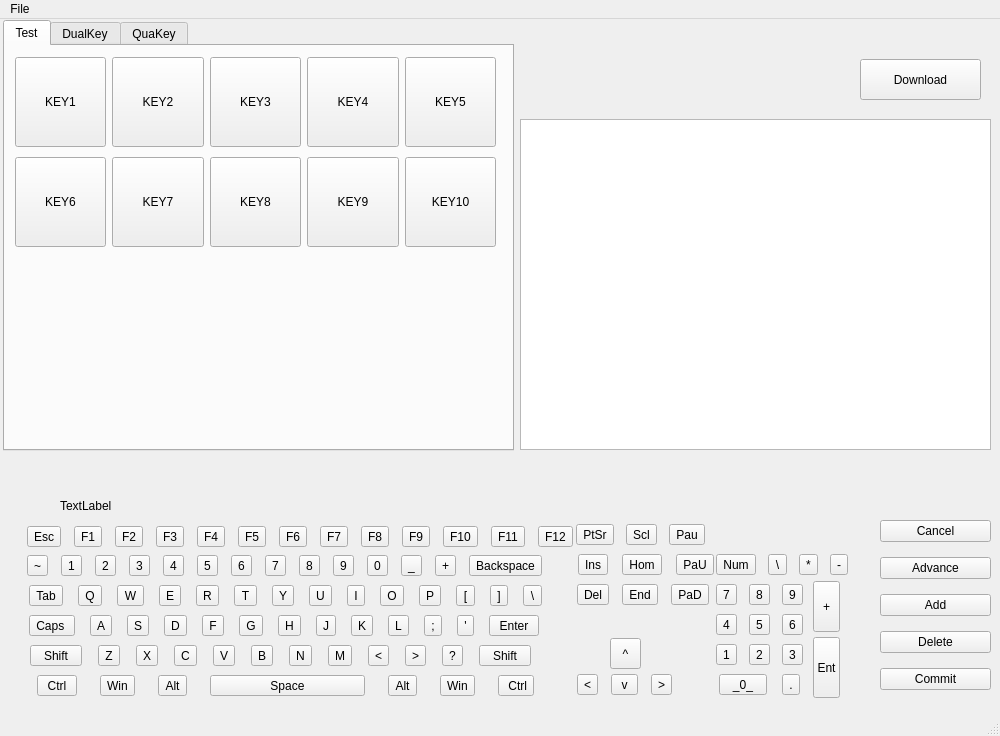
The window that KeyBoardSetter/KeyboardSetter/mainwindow.ui (TabbycatPie/CustomKeyboard) describes before a commit, drawn with Qt 5.
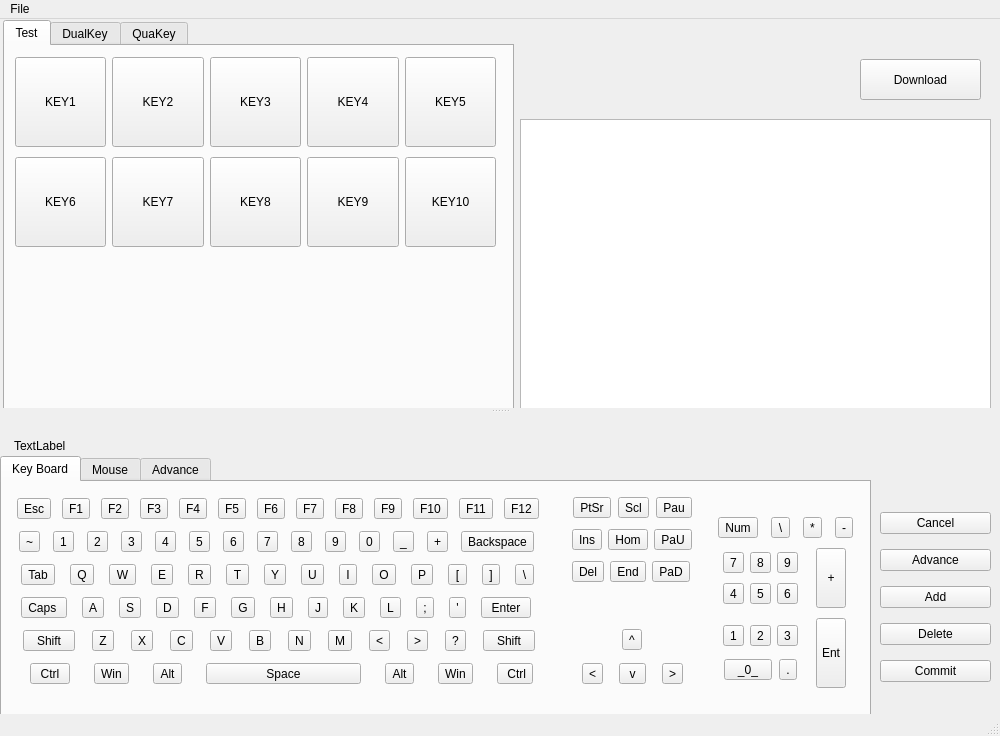
The same window after the commit.

What changed in the file:
```diff
--- a/KeyBoardSetter/KeyboardSetter/mainwindow.ui
+++ b/KeyBoardSetter/KeyboardSetter/mainwindow.ui
@@ -398,13 +398,13 @@
    <property name="minimumSize">
     <size>
      <width>1000</width>
-     <height>242</height>
+     <height>300</height>
     </size>
    </property>
    <property name="maximumSize">
     <size>
      <width>1000</width>
-     <height>242</height>
+     <height>350</height>
     </size>
    </property>
    <property name="autoFillBackground">
@@ -426,15 +426,191 @@
     <number>8</number>
    </attribute>
    <widget class="QWidget" name="dockWidgetContents">
-    <widget class="QWidget" name="layoutWidget">
+    <widget class="QLabel" name="tvkey_out">
      <property name="geometry">
       <rect>
-       <x>20</x>
-       <y>60</y>
-       <width>531</width>
-       <height>30</height>
+       <x>14</x>
+       <y>2</y>
+       <width>811</width>
+       <height>21</height>
       </rect>
      </property>
+     <property name="text">
+      <string>TextLabel</string>
+     </property>
+    </widget>
+    <widget class="QWidget" name="verticalLayoutWidget">
+     <property name="geometry">
+      <rect>
+       <x>880</x>
+       <y>70</y>
+       <width>111</width>
+       <height>191</height>
+      </rect>
+     </property>
+     <layout class="QVBoxLayout" name="verticalLayout">
+      <item>
+       <widget class="QPushButton" name="btn_setcancel">
+        <property name="text">
+         <string>Cancel</string>
+        </property>
+       </widget>
+      </item>
+      <item>
+       <widget class="QPushButton" name="btn_advance">
+        <property name="text">
+         <string>Advance</string>
+        </property>
+       </widget>
+      </item>
+      <item>
+       <widget class="QPushButton" name="btn_setadd">
+        <property name="text">
+         <string>Add</string>
+        </property>
+       </widget>
+      </item>
+      <item>
+       <widget class="QPushButton" name="btn_setdelete">
+        <property name="text">
+         <string>Delete</string>
+        </property>
+       </widget>
+      </item>
+      <item>
+       <widget class="QPushButton" name="btn_setcommit">
+        <property name="text">
+         <string>Commit</string>
+        </property>
+       </widget>
+      </item>
+     </layout>
+    </widget>
+    <widget class="QTabWidget" name="tabNormalKey">
+     <property name="geometry">
+      <rect>
+       <x>0</x>
+       <y>23</y>
+       <width>871</width>
+       <height>261</height>
+      </rect>
+     </property>
+     <property name="currentIndex">
+      <number>0</number>
+     </property>
+     <widget class="QWidget" name="tab_3">
+      <attribute name="title">
+       <string>Key Board</string>
+      </attribute>
+      <widget class="QWidget" name="verticalLayoutWidget_2">
+       <property name="geometry">
+        <rect>
+         <x>10</x>
+         <y>10</y>
+         <width>541</width>
+         <height>200</height>
+        </rect>
+       </property>
+       <layout class="QVBoxLayout" name="verticalLayout_2">
+        <item>
+         <layout class="QHBoxLayout" name="firstline">
+          <property name="sizeConstraint">
+           <enum>QLayout::SetFixedSize</enum>
+          </property>
+          <item>
+           <widget class="QToolButton" name="btn_esc">
+            <property name="text">
+             <string>Esc</string>
+            </property>
+           </widget>
+          </item>
+          <item>
+           <widget class="QToolButton" name="btn_f1">
+            <property name="text">
+             <string>F1</string>
+            </property>
+           </widget>
+          </item>
+          <item>
+           <widget class="QToolButton" name="btn_f2">
+            <property name="text">
+             <string>F2</string>
+            </property>
+           </widget>
+          </item>
+          <item>
+           <widget class="QToolButton" name="btn_f3">
+            <property name="text">
+             <string>F3</string>
+            </property>
+           </widget>
+          </item>
+          <item>
+           <widget class="QToolButton" name="btn_f4">
+            <property name="text">
+             <string>F4</string>
+            </property>
+           </widget>
+          </item>
+          <item>
+           <widget class="QToolButton" name="btn_f5">
+            <property name="text">
+             <string>F5</string>
+            </property>
+           </widget>
+          </item>
+          <item>
+           <widget class="QToolButton" name="btn_f6">
+            <property name="text">
+             <string>F6</string>
+            </property>
+           </widget>
+          </item>
+          <item>
+           <widget class="QToolButton" name="btn_f7">
+            <property name="text">
+             <string>F7</string>
+            </property>
+           </widget>
+          </item>
+          <item>
+           <widget class="QToolButton" name="btn_f8">
+            <property name="text">
+             <string>F8</string>
+            </property>
+           </widget>
+          </item>
+          <item>
+           <widget class="QToolButton" name="btn_f9">
+            <property name="text">
+             <string>F9</string>
+            </property>
+           </widget>
+          </item>
+          <item>
+           <widget class="QToolButton" name="btn_f10">
+            <property name="text">
+             <string>F10</string>
+            </property>
+           </widget>
+          </item>
+          <item>
+           <widget class="QToolButton" name="btn_f11">
+            <property name="text">
+             <string>F11</string>
+            </property>
+           </widget>
+          </item>
+          <item>
+           <widget class="QToolButton" name="btn_f12">
+            <property name="text">
+             <string>F12</string>
+            </property>
+           </widget>
+          </item>
+         </layout>
+        </item>
+        <item>
      <layout class="QHBoxLayout" name="horizontalLayout_2">
       <item>
        <widget class="QToolButton" name="btn_wave">
@@ -535,16 +711,8 @@
        </widget>
       </item>
      </layout>
-    </widget>
-    <widget class="QWidget" name="layoutWidget_2">
-     <property name="geometry">
-      <rect>
-       <x>20</x>
-       <y>90</y>
-       <width>531</width>
-       <height>30</height>
-      </rect>
-     </property>
+        </item>
+        <item>
      <layout class="QHBoxLayout" name="horizontalLayout_3">
       <item>
        <widget class="QToolButton" name="btn_tab">
@@ -645,16 +813,8 @@
        </widget>
       </item>
      </layout>
-    </widget>
-    <widget class="QWidget" name="layoutWidget_3">
-     <property name="geometry">
-      <rect>
-       <x>20</x>
-       <y>120</y>
-       <width>531</width>
-       <height>30</height>
-      </rect>
-     </property>
+        </item>
+        <item>
      <layout class="QHBoxLayout" name="horizontalLayout_4">
       <item>
        <widget class="QToolButton" name="btn_caps">
@@ -748,16 +908,8 @@
        </widget>
       </item>
      </layout>
-    </widget>
-    <widget class="QWidget" name="layoutWidget_4">
-     <property name="geometry">
-      <rect>
-       <x>20</x>
-       <y>150</y>
-       <width>531</width>
-       <height>30</height>
-      </rect>
-     </property>
+        </item>
+        <item>
      <layout class="QHBoxLayout" name="horizontalLayout_5">
       <item>
        <widget class="QToolButton" name="btn_lshift">
@@ -844,16 +996,8 @@
        </widget>
       </item>
      </layout>
-    </widget>
-    <widget class="QWidget" name="layoutWidget_5">
-     <property name="geometry">
-      <rect>
-       <x>20</x>
-       <y>180</y>
-       <width>538</width>
-       <height>30</height>
-      </rect>
-     </property>
+        </item>
+        <item>
      <layout class="QHBoxLayout" name="horizontalLayout_6">
       <item>
        <widget class="QToolButton" name="btn_lctrl">
@@ -905,179 +1049,24 @@
        </widget>
       </item>
      </layout>
-    </widget>
-    <widget class="QWidget" name="layoutWidget_6">
-     <property name="geometry">
-      <rect>
-       <x>570</x>
-       <y>180</y>
-       <width>111</width>
-       <height>28</height>
-      </rect>
-     </property>
-     <layout class="QHBoxLayout" name="horizontalLayout_8">
-      <item>
-       <widget class="QToolButton" name="btn_left">
-        <property name="text">
-         <string>&lt;</string>
-        </property>
-       </widget>
-      </item>
-      <item>
-       <widget class="QToolButton" name="btn_down">
-        <property name="text">
-         <string> v </string>
-        </property>
-       </widget>
-      </item>
-      <item>
-       <widget class="QToolButton" name="btn_right">
-        <property name="text">
-         <string>&gt;</string>
-        </property>
-       </widget>
-      </item>
-     </layout>
-    </widget>
-    <widget class="QToolButton" name="btn_up">
+        </item>
+       </layout>
+      </widget>
+      <widget class="QWidget" name="verticalLayoutWidget_3">
      <property name="geometry">
       <rect>
-       <x>610</x>
-       <y>147</y>
-       <width>31</width>
-       <height>31</height>
-      </rect>
-     </property>
-     <property name="text">
-      <string>^</string>
-     </property>
-    </widget>
-    <widget class="QLabel" name="tvkey_out">
-     <property name="geometry">
-      <rect>
-       <x>60</x>
-       <y>4</y>
-       <width>811</width>
-       <height>21</height>
-      </rect>
-     </property>
-     <property name="text">
-      <string>TextLabel</string>
-     </property>
-    </widget>
-    <widget class="QWidget" name="layoutWidget">
-     <property name="geometry">
-      <rect>
-       <x>20</x>
-       <y>30</y>
-       <width>562</width>
-       <height>31</height>
-      </rect>
-     </property>
-     <layout class="QHBoxLayout" name="firstline">
-      <item>
-       <widget class="QToolButton" name="btn_esc">
-        <property name="text">
-         <string>Esc</string>
-        </property>
-       </widget>
-      </item>
-      <item>
-       <widget class="QToolButton" name="btn_f1">
-        <property name="text">
-         <string>F1</string>
-        </property>
-       </widget>
-      </item>
-      <item>
-       <widget class="QToolButton" name="btn_f2">
-        <property name="text">
-         <string>F2</string>
-        </property>
-       </widget>
-      </item>
-      <item>
-       <widget class="QToolButton" name="btn_f3">
-        <property name="text">
-         <string>F3</string>
-        </property>
-       </widget>
-      </item>
-      <item>
-       <widget class="QToolButton" name="btn_f4">
-        <property name="text">
-         <string>F4</string>
-        </property>
-       </widget>
-      </item>
-      <item>
-       <widget class="QToolButton" name="btn_f5">
-        <property name="text">
-         <string>F5</string>
-        </property>
-       </widget>
-      </item>
-      <item>
-       <widget class="QToolButton" name="btn_f6">
-        <property name="text">
-         <string>F6</string>
-        </property>
-       </widget>
-      </item>
-      <item>
-       <widget class="QToolButton" name="btn_f7">
-        <property name="text">
-         <string>F7</string>
-        </property>
-       </widget>
-      </item>
-      <item>
-       <widget class="QToolButton" name="btn_f8">
-        <property name="text">
-         <string>F8</string>
-        </property>
-       </widget>
-      </item>
-      <item>
-       <widget class="QToolButton" name="btn_f9">
-        <property name="text">
-         <string>F9</string>
-        </property>
-       </widget>
-      </item>
-      <item>
-       <widget class="QToolButton" name="btn_f10">
-        <property name="text">
-         <string>F10</string>
-        </property>
-       </widget>
-      </item>
-      <item>
-       <widget class="QToolButton" name="btn_f11">
-        <property name="text">
-         <string>F11</string>
-        </property>
-       </widget>
-      </item>
-      <item>
-       <widget class="QToolButton" name="btn_f12">
-        <property name="text">
-         <string>F12</string>
-        </property>
-       </widget>
-      </item>
-     </layout>
-    </widget>
-    <widget class="QWidget" name="layoutWidget">
-     <property name="geometry">
-      <rect>
        <x>570</x>
-       <y>30</y>
-       <width>143</width>
-       <height>28</height>
-      </rect>
-     </property>
+         <y>10</y>
+         <width>121</width>
+         <height>98</height>
+        </rect>
+       </property>
+       <layout class="QVBoxLayout" name="verticalLayout_3">
+        <item>
      <layout class="QHBoxLayout" name="sep">
+          <property name="sizeConstraint">
+           <enum>QLayout::SetFixedSize</enum>
+          </property>
       <item>
        <widget class="QToolButton" name="btn_ptsr">
         <property name="text">
@@ -1100,17 +1089,12 @@
        </widget>
       </item>
      </layout>
-    </widget>
-    <widget class="QWidget" name="layoutWidget_9">
-     <property name="geometry">
-      <rect>
-       <x>570</x>
-       <y>60</y>
-       <width>152</width>
-       <height>28</height>
-      </rect>
-     </property>
+        </item>
+        <item>
      <layout class="QHBoxLayout" name="sep_2">
+          <property name="sizeConstraint">
+           <enum>QLayout::SetFixedSize</enum>
+          </property>
       <item>
        <widget class="QToolButton" name="btn_insert">
         <property name="text">
@@ -1133,17 +1117,12 @@
        </widget>
       </item>
      </layout>
-    </widget>
-    <widget class="QWidget" name="layoutWidget_12">
-     <property name="geometry">
-      <rect>
-       <x>570</x>
-       <y>90</y>
-       <width>146</width>
-       <height>28</height>
-      </rect>
-     </property>
+        </item>
+        <item>
      <layout class="QHBoxLayout" name="sep_3">
+          <property name="sizeConstraint">
+           <enum>QLayout::SetFixedSize</enum>
+          </property>
       <item>
        <widget class="QToolButton" name="btn_delete">
         <property name="text">
@@ -1166,17 +1145,24 @@
        </widget>
       </item>
      </layout>
-    </widget>
-    <widget class="QWidget" name="layoutWidget_13">
+        </item>
+       </layout>
+      </widget>
+      <widget class="QWidget" name="verticalLayoutWidget_6">
      <property name="geometry">
       <rect>
-       <x>710</x>
-       <y>60</y>
-       <width>147</width>
-       <height>28</height>
-      </rect>
-     </property>
+         <x>709</x>
+         <y>31</y>
+         <width>149</width>
+         <height>180</height>
+        </rect>
+       </property>
+       <layout class="QVBoxLayout" name="verticalLayout_6">
+        <item>
      <layout class="QHBoxLayout" name="sep_4">
+          <property name="sizeConstraint">
+           <enum>QLayout::SetFixedSize</enum>
+          </property>
       <item>
        <widget class="QToolButton" name="btn_num">
         <property name="text">
@@ -1206,16 +1192,12 @@
        </widget>
       </item>
      </layout>
-    </widget>
-    <widget class="QWidget" name="layoutWidget_14">
-     <property name="geometry">
-      <rect>
-       <x>710</x>
-       <y>90</y>
-       <width>101</width>
-       <height>28</height>
-      </rect>
-     </property>
+        </item>
+        <item>
+         <layout class="QHBoxLayout" name="horizontalLayout_7">
+          <item>
+           <layout class="QVBoxLayout" name="verticalLayout_4">
+            <item>
      <layout class="QHBoxLayout" name="sep_5">
       <item>
        <widget class="QToolButton" name="btn_s7">
@@ -1239,16 +1221,8 @@
        </widget>
       </item>
      </layout>
-    </widget>
-    <widget class="QWidget" name="layoutWidget_15">
-     <property name="geometry">
-      <rect>
-       <x>710</x>
-       <y>120</y>
-       <width>101</width>
-       <height>28</height>
-      </rect>
-     </property>
+            </item>
+            <item>
      <layout class="QHBoxLayout" name="sep_6">
       <item>
        <widget class="QToolButton" name="btn_s4">
@@ -1272,16 +1246,35 @@
        </widget>
       </item>
      </layout>
-    </widget>
-    <widget class="QWidget" name="layoutWidget_16">
-     <property name="geometry">
-      <rect>
-       <x>710</x>
-       <y>150</y>
-       <width>101</width>
-       <height>28</height>
-      </rect>
-     </property>
+            </item>
+           </layout>
+          </item>
+          <item>
+           <widget class="QToolButton" name="btn_splus">
+            <property name="minimumSize">
+             <size>
+              <width>0</width>
+              <height>60</height>
+             </size>
+            </property>
+            <property name="maximumSize">
+             <size>
+              <width>30</width>
+              <height>16777215</height>
+             </size>
+            </property>
+            <property name="text">
+             <string>+</string>
+            </property>
+           </widget>
+          </item>
+         </layout>
+        </item>
+        <item>
+         <layout class="QHBoxLayout" name="horizontalLayout_12">
+          <item>
+           <layout class="QVBoxLayout" name="verticalLayout_5">
+            <item>
      <layout class="QHBoxLayout" name="sep_7">
       <item>
        <widget class="QToolButton" name="btn_s1">
@@ -1305,16 +1298,8 @@
        </widget>
       </item>
      </layout>
-    </widget>
-    <widget class="QWidget" name="layoutWidget_17">
-     <property name="geometry">
-      <rect>
-       <x>710</x>
-       <y>180</y>
-       <width>101</width>
-       <height>28</height>
-      </rect>
-     </property>
+            </item>
+            <item>
      <layout class="QHBoxLayout" name="sep_8">
       <item>
        <widget class="QToolButton" name="btn_s0">
@@ -1331,79 +1316,216 @@
        </widget>
       </item>
      </layout>
-    </widget>
-    <widget class="QToolButton" name="btn_splus">
-     <property name="geometry">
-      <rect>
-       <x>813</x>
-       <y>90</y>
-       <width>27</width>
-       <height>51</height>
-      </rect>
-     </property>
-     <property name="text">
-      <string>+</string>
-     </property>
-    </widget>
+            </item>
+           </layout>
+          </item>
+          <item>
     <widget class="QToolButton" name="btn_senter">
-     <property name="geometry">
-      <rect>
-       <x>813</x>
-       <y>146</y>
-       <width>27</width>
-       <height>61</height>
-      </rect>
+            <property name="minimumSize">
+             <size>
+              <width>0</width>
+              <height>70</height>
+             </size>
+            </property>
+            <property name="maximumSize">
+             <size>
+              <width>30</width>
+              <height>16777215</height>
+             </size>
      </property>
      <property name="text">
       <string>Ent</string>
      </property>
     </widget>
-    <widget class="QWidget" name="verticalLayoutWidget">
+          </item>
+         </layout>
+        </item>
+       </layout>
+      </widget>
+      <widget class="QWidget" name="verticalLayoutWidget_7">
      <property name="geometry">
       <rect>
-       <x>880</x>
-       <y>20</y>
-       <width>111</width>
-       <height>191</height>
-      </rect>
-     </property>
-     <layout class="QVBoxLayout" name="verticalLayout">
+         <x>570</x>
+         <y>140</y>
+         <width>121</width>
+         <height>71</height>
+        </rect>
+       </property>
+       <layout class="QVBoxLayout" name="verticalLayout_7">
       <item>
-       <widget class="QPushButton" name="btn_setcancel">
+         <layout class="QHBoxLayout" name="horizontalLayout_15">
+          <item>
+           <widget class="QToolButton" name="btn_up">
         <property name="text">
-         <string>Cancel</string>
+             <string>^</string>
         </property>
        </widget>
       </item>
+         </layout>
+        </item>
       <item>
-       <widget class="QPushButton" name="btn_advance">
+         <layout class="QHBoxLayout" name="horizontalLayout_8">
+          <item>
+           <widget class="QToolButton" name="btn_left">
         <property name="text">
+             <string>&lt;</string>
+            </property>
+           </widget>
+          </item>
+          <item>
+           <widget class="QToolButton" name="btn_down">
+            <property name="text">
+             <string> v </string>
+            </property>
+           </widget>
+          </item>
+          <item>
+           <widget class="QToolButton" name="btn_right">
+            <property name="text">
+             <string>&gt;</string>
+            </property>
+           </widget>
+          </item>
+         </layout>
+        </item>
+       </layout>
+      </widget>
+     </widget>
+     <widget class="QWidget" name="tab_4">
+      <attribute name="title">
+       <string>Mouse</string>
+      </attribute>
+      <widget class="QWidget" name="horizontalLayoutWidget_4">
+       <property name="geometry">
+        <rect>
+         <x>10</x>
+         <y>10</y>
+         <width>308</width>
+         <height>41</height>
+        </rect>
+       </property>
+       <layout class="QHBoxLayout" name="horizontalLayout_16">
+        <item>
+         <widget class="QPushButton" name="btn_mouseleft">
+          <property name="text">
+           <string>Left mouse</string>
+          </property>
+         </widget>
+        </item>
+        <item>
+         <widget class="QPushButton" name="pushButton_2">
+          <property name="text">
+           <string>Middle Mouse</string>
+          </property>
+         </widget>
+        </item>
+        <item>
+         <widget class="QPushButton" name="pushButton_3">
+          <property name="text">
+           <string>Right Mouse</string>
+          </property>
+         </widget>
+        </item>
+       </layout>
+      </widget>
+      <widget class="QPushButton" name="pushButton">
+       <property name="geometry">
+        <rect>
+         <x>112</x>
+         <y>79</y>
+         <width>91</width>
+         <height>30</height>
+        </rect>
+       </property>
+       <property name="text">
+        <string>move Up</string>
+       </property>
+      </widget>
+      <widget class="QLineEdit" name="lineEdit">
+       <property name="geometry">
+        <rect>
+         <x>112</x>
+         <y>109</y>
+         <width>91</width>
+         <height>27</height>
+        </rect>
+       </property>
+      </widget>
+      <widget class="QPushButton" name="pushButton_4">
+       <property name="geometry">
+        <rect>
+         <x>12</x>
+         <y>109</y>
+         <width>91</width>
+         <height>30</height>
+        </rect>
+       </property>
+       <property name="text">
+        <string>move Left</string>
+       </property>
+      </widget>
+      <widget class="QLineEdit" name="lineEdit_2">
+       <property name="geometry">
+        <rect>
+         <x>12</x>
+         <y>139</y>
+         <width>91</width>
+         <height>27</height>
+        </rect>
+       </property>
+      </widget>
+      <widget class="QPushButton" name="pushButton_5">
+       <property name="geometry">
+        <rect>
+         <x>112</x>
+         <y>139</y>
+         <width>91</width>
+         <height>30</height>
+        </rect>
+       </property>
+       <property name="text">
+        <string>move Down</string>
+       </property>
+      </widget>
+      <widget class="QLineEdit" name="lineEdit_3">
+       <property name="geometry">
+        <rect>
+         <x>112</x>
+         <y>169</y>
+         <width>91</width>
+         <height>27</height>
+        </rect>
+       </property>
+      </widget>
+      <widget class="QPushButton" name="pushButton_6">
+       <property name="geometry">
+        <rect>
+         <x>212</x>
+         <y>109</y>
+         <width>91</width>
+         <height>30</height>
+        </rect>
+       </property>
+       <property name="text">
+        <string>move Right</string>
+       </property>
+      </widget>
+      <widget class="QLineEdit" name="lineEdit_4">
+       <property name="geometry">
+        <rect>
+         <x>212</x>
+         <y>139</y>
+         <width>91</width>
+         <height>27</height>
+        </rect>
+       </property>
+      </widget>
+     </widget>
+     <widget class="QWidget" name="tab_5">
+      <attribute name="title">
          <string>Advance</string>
-        </property>
-       </widget>
-      </item>
-      <item>
-       <widget class="QPushButton" name="btn_setadd">
-        <property name="text">
-         <string>Add</string>
-        </property>
-       </widget>
-      </item>
-      <item>
-       <widget class="QPushButton" name="btn_setdelete">
-        <property name="text">
-         <string>Delete</string>
-        </property>
-       </widget>
-      </item>
-      <item>
-       <widget class="QPushButton" name="btn_setcommit">
-        <property name="text">
-         <string>Commit</string>
-        </property>
-       </widget>
-      </item>
-     </layout>
+      </attribute>
+     </widget>
     </widget>
    </widget>
   </widget>
```
Lines whose indentation alone changed are shown as unchanged.
